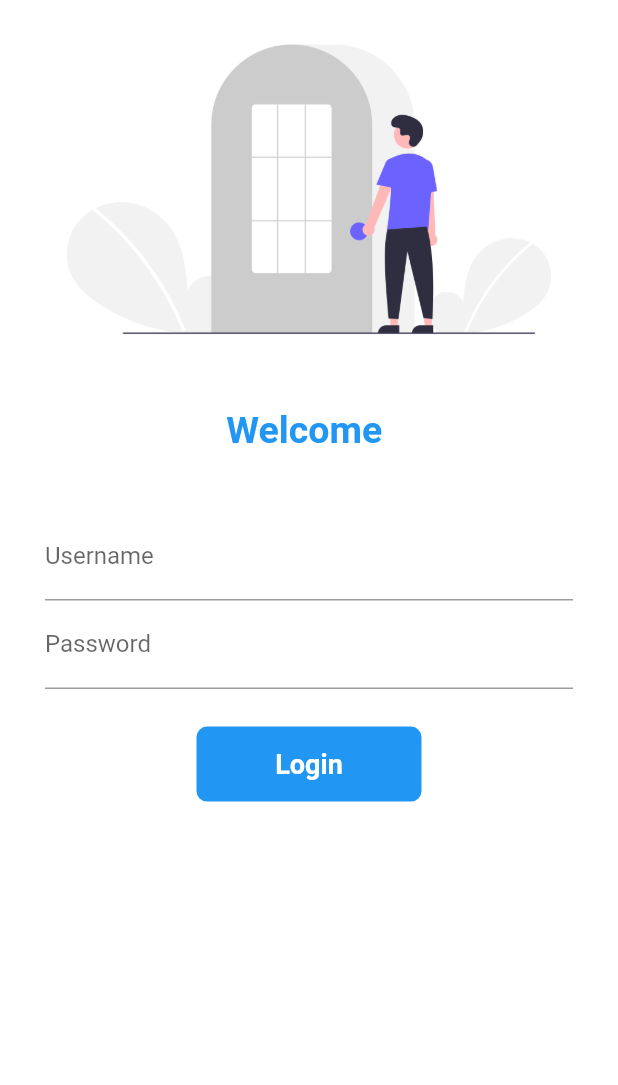
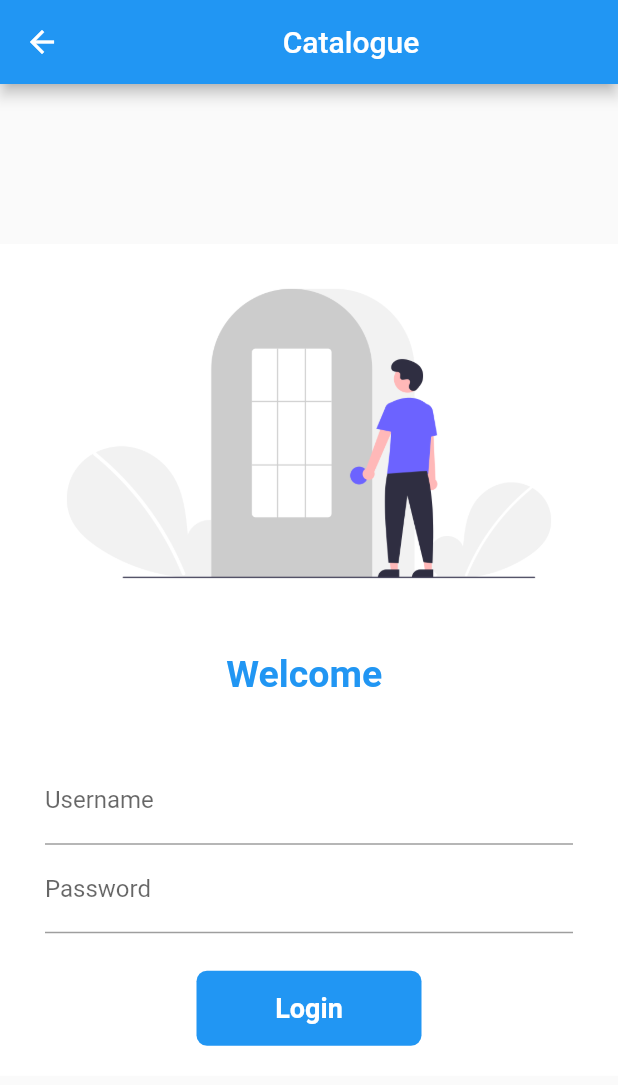
Before and after one commit to vinay-nb/Flutter_Basics, a Flutter app: the LoginPage screen opened by its route, on a phone screen of 412 x 824 dp. Shown: the top 1085 px of the screen. Run offline on Flutter 3.47's test engine with Material 2 defaults, Android fonts, the phone set to English and light mode, and no system bars.

```diff
--- a/lib/main.dart
+++ b/lib/main.dart
@@ -25,6 +25,7 @@ class MyApp extends StatelessWidget {
       darkTheme: ThemeData(brightness: Brightness.dark),
       initialRoute: "/home",
       routes: {
+        "/": (context) => LoginPage(),
         MyRoutes.homeRoute: (context) => HomePage(),
         MyRoutes.loginRoute: (context) => LoginPage()
       },
--- a/lib/pages/login_page.dart
+++ b/lib/pages/login_page.dart
@@ -11,11 +11,31 @@ class LoginPage extends StatefulWidget {
 class _LoginPageState extends State<LoginPage> {
   String name = "";
   bool buttonChange = false;
+  final _formKey = GlobalKey<FormState>();
+
+  moveToValidate(BuildContext context) async {
+    if (_formKey.currentState!.validate()) {
+      setState(() {
+        buttonChange = true;
+      });
+      await Future.delayed(Duration(seconds: 1));
+      await Navigator.pushNamed(context, MyRoutes.homeRoute);
+      setState(() {
+        buttonChange = false;
+      });
+    }
+  }
+
   @override
   Widget build(BuildContext context) {
-    return Material(
+    return Scaffold(
+        appBar: AppBar(title: Center(child: Text("Catalogue"))),
+        body: Center(
+          child: Material(
               color: Colors.white,
               child: SingleChildScrollView(
+                  child: Form(
+                key: _formKey,
                 child: Column(
                   children: [
                     Image.asset(
@@ -36,13 +56,20 @@ class _LoginPageState extends State<LoginPage> {
                       height: 20.0,
                     ),
                     Padding(
-              padding:
-                  const EdgeInsets.symmetric(vertical: 20.0, horizontal: 30.0),
+                      padding: const EdgeInsets.symmetric(
+                          vertical: 20.0, horizontal: 30.0),
                       child: Column(
                         children: [
                           TextFormField(
                             decoration: InputDecoration(
-                        hintText: "Enter username", labelText: "Username"),
+                                hintText: "Enter username",
+                                labelText: "Username"),
+                            validator: (value) {
+                              if (value!.isEmpty) {
+                                return "Username cannot be empty";
+                              }
+                              return null;
+                            },
                             onChanged: (value) {
                               name = value;
                               setState(() {});
@@ -54,17 +81,24 @@ class _LoginPageState extends State<LoginPage> {
                               hintText: "Enter password",
                               labelText: "Password",
                             ),
+                            validator: (value) {
+                              if (value!.isEmpty) {
+                                return "Password cannot be empty";
+                              } else if (value.length < 6) {
+                                return "Password length should be atleast 6";
+                              }
+                            },
                           ),
                           SizedBox(
                             height: 25.0,
                           ),
-                  InkWell(
-                    onTap: () async {
-                      setState(() {
-                        buttonChange = true;
-                      });
-                      await Navigator.pushNamed(context, MyRoutes.homeRoute);
-                    },
+                          Material(
+                            color: Colors.blue,
+                            borderRadius:
+                                BorderRadius.circular(buttonChange ? 60 : 7),
+                            child: InkWell(
+                              hoverColor: Colors.deepPurple,
+                              onTap: () => moveToValidate(context),
                               child: AnimatedContainer(
                                 duration: Duration(seconds: 1),
                                 height: 50,
@@ -82,26 +116,15 @@ class _LoginPageState extends State<LoginPage> {
                                             fontWeight: FontWeight.bold,
                                             fontSize: 18),
                                       ),
-                      decoration: BoxDecoration(
-                          color: Colors.blue,
-                          borderRadius:
-                              BorderRadius.circular(buttonChange ? 60 : 7)),
+                              ),
                             ),
                           )
-                  // ElevatedButton(
-                  //   onPressed: () {
-                  //     Navigator.pushNamed(context, MyRoutes.homeRoute);
-                  //   },
-                  //   child: Text("Login"),
-                  //   style: TextButton.styleFrom(
-                  //       shadowColor: Colors.black,
-                  //       backgroundColor: Colors.blue,
-                  //       minimumSize: Size(120, 35)),
-                  // )
                         ],
                       ),
                     )
                   ],
-        )));
+                ),
+              ))),
+        ));
   }
 }
```
Also changed, not shown: lib/pages/home_page.dart (+2 -6 lines). Lines whose indentation alone changed are shown as unchanged.
